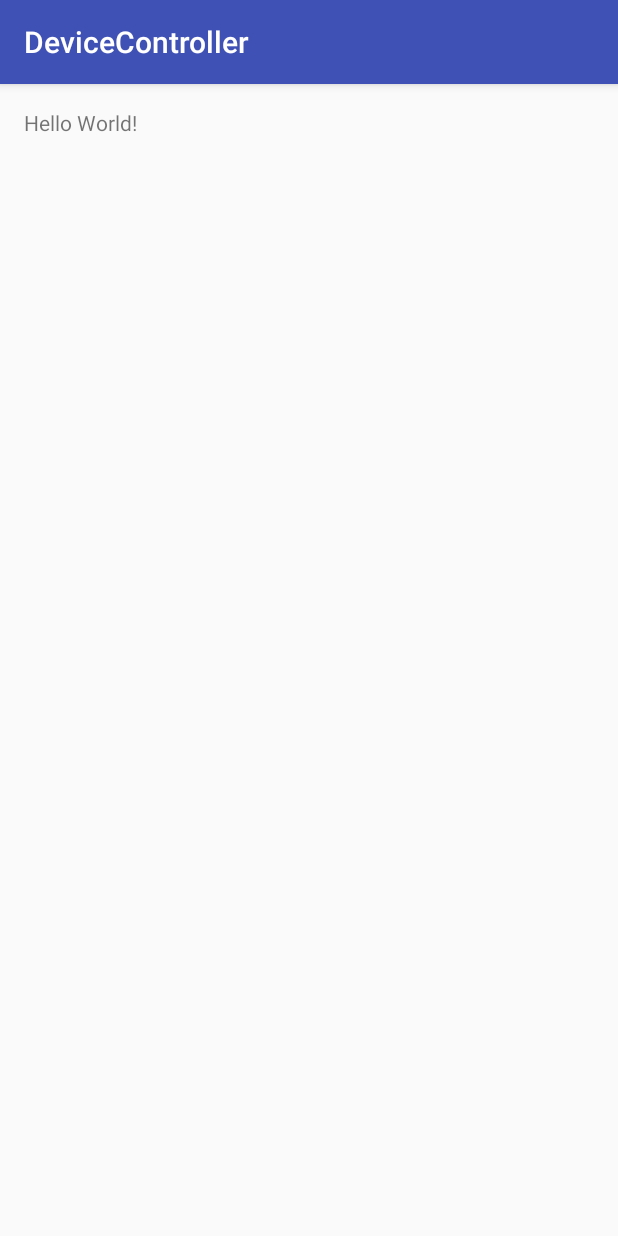
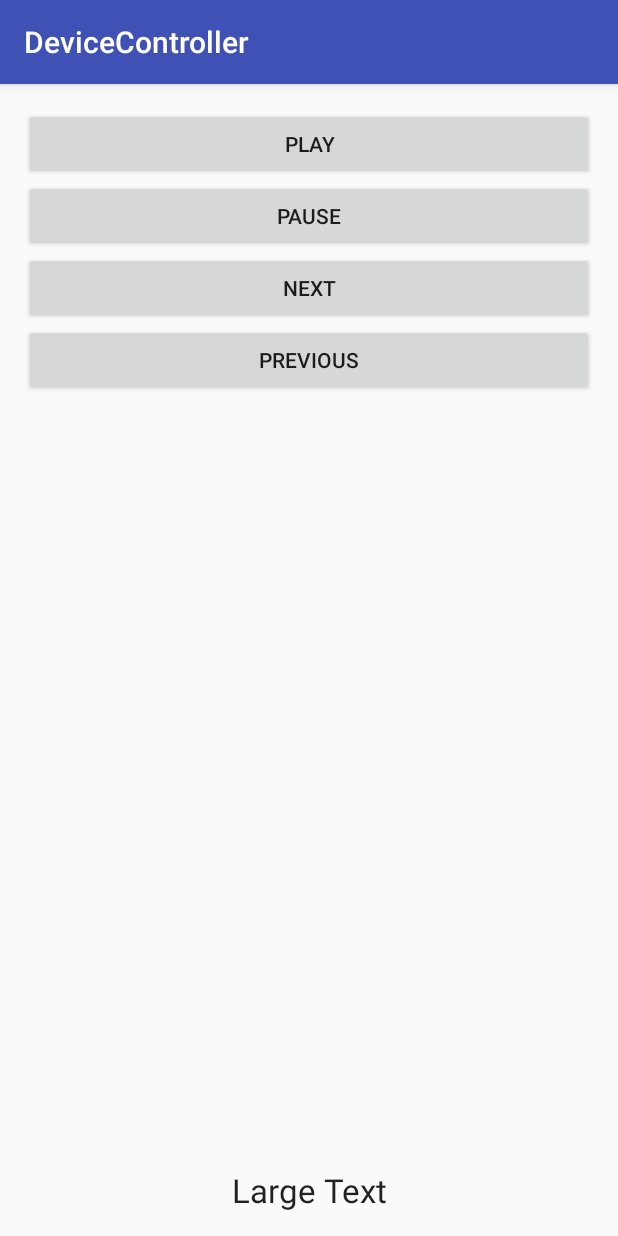
Before and after one commit to justincasali/Device-Controller, an Android app: the screen it shows after launch (MainActivity), on a phone screen of 412 x 824 dp. Run offline under Robolectric (Android 15) with nearby library versions, the phone set to English and light mode, and no system bars; 3 statements that could not run were skipped.

Commit message:
Added media controlls
Still buggy and doesn't really work.
Getting MediaController object through system using the first one on
the list. Interface should work though.

```diff
--- a/Android/app/src/main/AndroidManifest.xml
+++ b/Android/app/src/main/AndroidManifest.xml
@@ -1,6 +1,8 @@
 <?xml version="1.0" encoding="utf-8"?>
 <manifest xmlns:android="http://schemas.android.com/apk/res/android"
     package="ecen.devicecontroller">
+
+    <uses-permission android:name="android.permission.MEDIA_CONTENT_CONTROL"/>
 
     <application
         android:allowBackup="true"
--- a/Android/app/src/main/java/ecen/devicecontroller/MainActivity.java
+++ b/Android/app/src/main/java/ecen/devicecontroller/MainActivity.java
@@ -3,11 +3,43 @@ package ecen.devicecontroller;
 import android.support.v7.app.AppCompatActivity;
 import android.os.Bundle;
 
+import android.view.View;
+import android.media.session.MediaSessionManager;
+import android.media.session.MediaController;
+import android.media.MediaMetadata;
+import android.widget.TextView;
+
 public class MainActivity extends AppCompatActivity {
+
+    TextView title;
+
+    MediaSessionManager mediaManager;
+    MediaController controller;
+    MediaController.TransportControls transport;
+    MediaMetadata metadata;
 
     @Override
     protected void onCreate(Bundle savedInstanceState) {
         super.onCreate(savedInstanceState);
         setContentView(R.layout.activity_main);
+
+        title = (TextView) findViewById(R.id.textTitle);
+
+        mediaManager = (MediaSessionManager) getSystemService(MEDIA_SESSION_SERVICE);
+        controller = mediaManager.getActiveSessions(null).get(0); // Get first media controller?
+        transport = controller.getTransportControls();
+        metadata = controller.getMetadata();
+
+    }
+
+    public void onClick(View view) {
+        switch (view.getId()) {
+            case R.id.buttonPlay: transport.play();
+            case R.id.buttonPause: transport.pause();
+            case R.id.buttonNext: transport.skipToNext();
+            case R.id.buttonPrevious: transport.skipToPrevious();
+            break;
+        }
+        title.setText(metadata.getText(MediaMetadata.METADATA_KEY_TITLE));
     }
 }
--- a/Android/app/src/main/res/layout/activity_main.xml
+++ b/Android/app/src/main/res/layout/activity_main.xml
@@ -9,8 +9,56 @@
     android:paddingTop="@dimen/activity_vertical_margin"
     tools:context="ecen.devicecontroller.MainActivity">
 
+    <Button
+        android:layout_width="wrap_content"
+        android:layout_height="wrap_content"
+        android:text="PLAY"
+        android:id="@+id/buttonPlay"
+        android:layout_alignParentTop="true"
+        android:layout_alignParentStart="true"
+        android:layout_alignParentEnd="true"
+        android:onClick="onClick" />
+
+    <Button
+        android:layout_width="wrap_content"
+        android:layout_height="wrap_content"
+        android:text="PAUSE"
+        android:id="@+id/buttonPause"
+        android:layout_below="@+id/buttonPlay"
+        android:layout_alignParentStart="true"
+        android:layout_alignParentEnd="true"
+        android:nestedScrollingEnabled="false"
+        android:onClick="onClick" />
+
+    <Button
+        android:layout_width="wrap_content"
+        android:layout_height="wrap_content"
+        android:text="Next"
+        android:id="@+id/buttonNext"
+        android:layout_below="@+id/buttonPause"
+        android:layout_alignParentStart="true"
+        android:layout_alignParentEnd="true"
+        android:onClick="onClick" />
+
+    <Button
+        android:layout_width="wrap_content"
+        android:layout_height="wrap_content"
+        android:text="PREVIOUS"
+        android:id="@+id/buttonPrevious"
+        android:layout_below="@+id/buttonNext"
+        android:layout_alignParentStart="true"
+        android:layout_alignParentEnd="true"
+        android:onClick="onClick" />
+
     <TextView
         android:layout_width="wrap_content"
         android:layout_height="wrap_content"
-        android:text="Hello World!" />
+        android:textAppearance="?android:attr/textAppearanceLarge"
+        android:text="Large Text"
+        android:id="@+id/textTitle"
+        android:layout_alignParentBottom="true"
+        android:layout_alignParentStart="true"
+        android:layout_alignEnd="@+id/buttonPrevious"
+        android:textAlignment="center" />
+
 </RelativeLayout>
```
